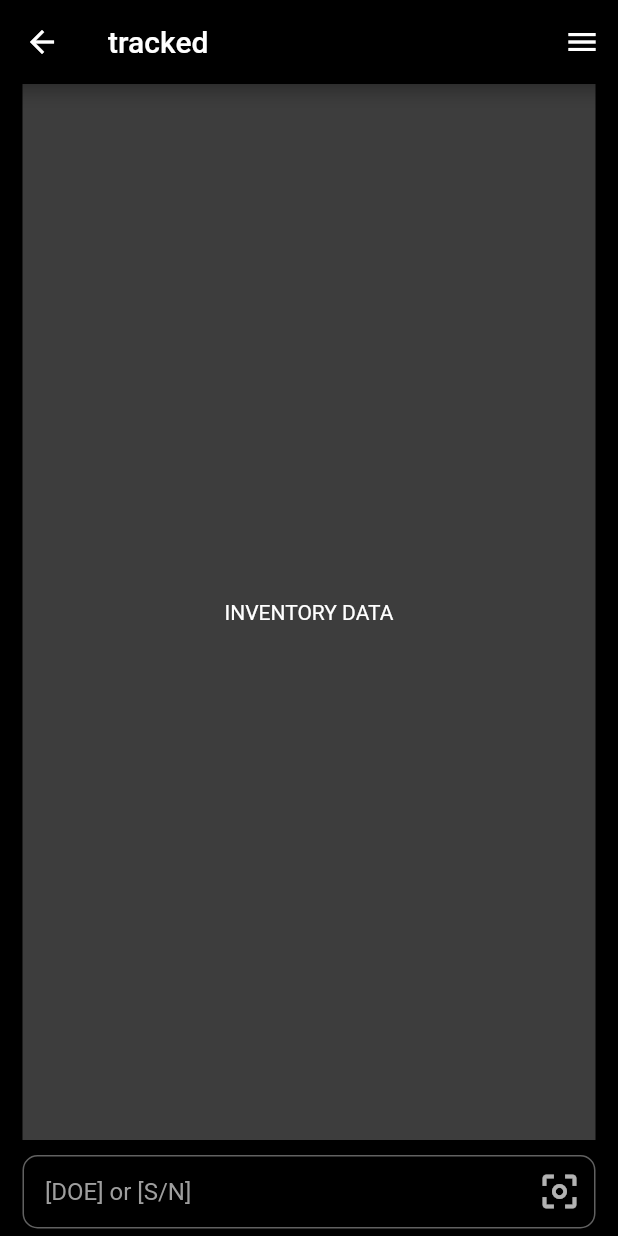
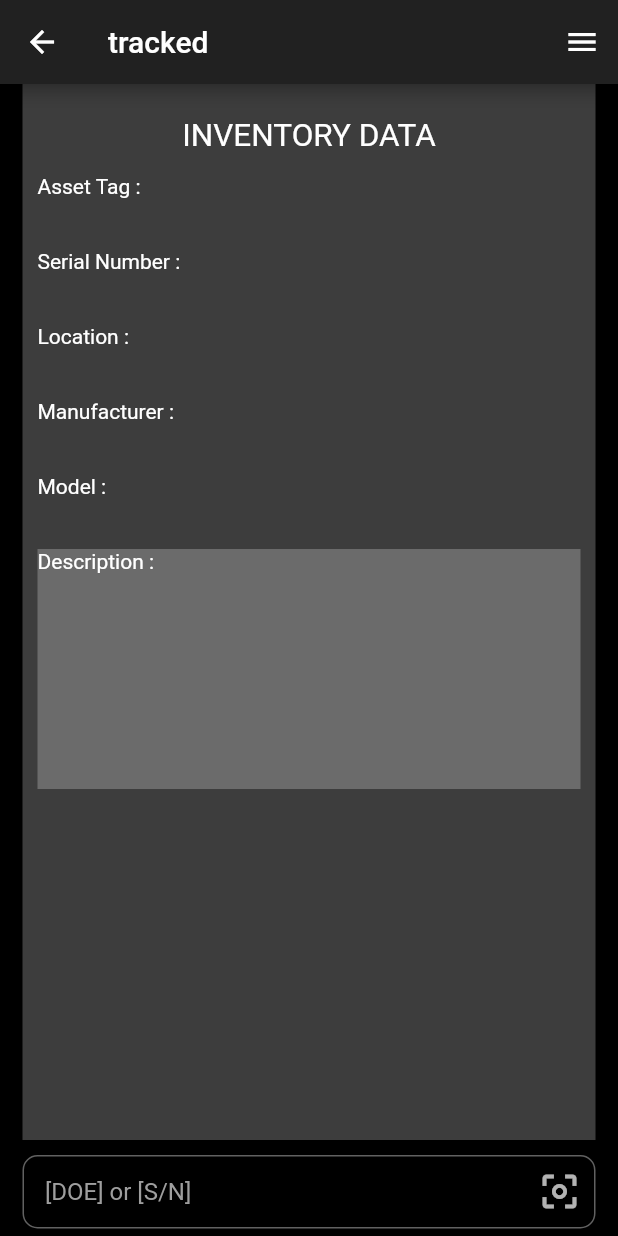
Before and after one commit to ajilk/tracked, a Flutter app: the Tracked screen opened by its route, on a phone screen of 412 x 824 dp. Run offline on Flutter 3.47's test engine with Material 2 defaults, Android fonts, the phone set to English and light mode, and no system bars; our stand-ins replace firebase_auth; accounts and stored records are empty.

Commit message:
Tracked page reworked

```diff
--- a/lib/Tracked.dart
+++ b/lib/Tracked.dart
@@ -49,7 +49,48 @@ class TrackedState extends State<Tracked> with TickerProviderStateMixin {
       child: Container(
         color: Colors.white24,
         child: Center(
-          child: Text('INVENTORY DATA'),
+          child:ListView(
+  padding: const EdgeInsets.all(10.0),
+  children: <Widget>[         //Window view of inventory for that particular device
+    Container(
+      height: 50,
+      child: const Center(child: Text('INVENTORY DATA',
+      textScaleFactor: 1.5,)
+      ),
+
+    ),
+    Container(
+      height: 50,
+      child: Text('Asset Tag :')
+
+    ),
+    Container(
+      height: 50,
+      child: Text('Serial Number :')
+
+    ),
+    Container(
+      height: 50,
+      child: Text('Location :'),
+    ),
+    Container(
+      height: 50,
+      child: Text('Manufacturer :'),
+
+
+    ),
+    Container(
+      height: 50,
+      child: Text('Model :')
+    ),
+
+    Container(
+
+      height: 160,
+      color: Colors.white24,
+      child: Text('Description :',)
+    )],
+)
         ),
       ),
     );
@@ -58,7 +99,7 @@ class TrackedState extends State<Tracked> with TickerProviderStateMixin {
       backgroundColor: Theme.of(context).backgroundColor,
       appBar: AppBar(
         title: Text('tracked'),
-        backgroundColor: Colors.transparent,
+        backgroundColor: Theme.of(context).primaryColor,
         actions: [
           IconButton(
             icon: Icon(Icons.menu),
```
